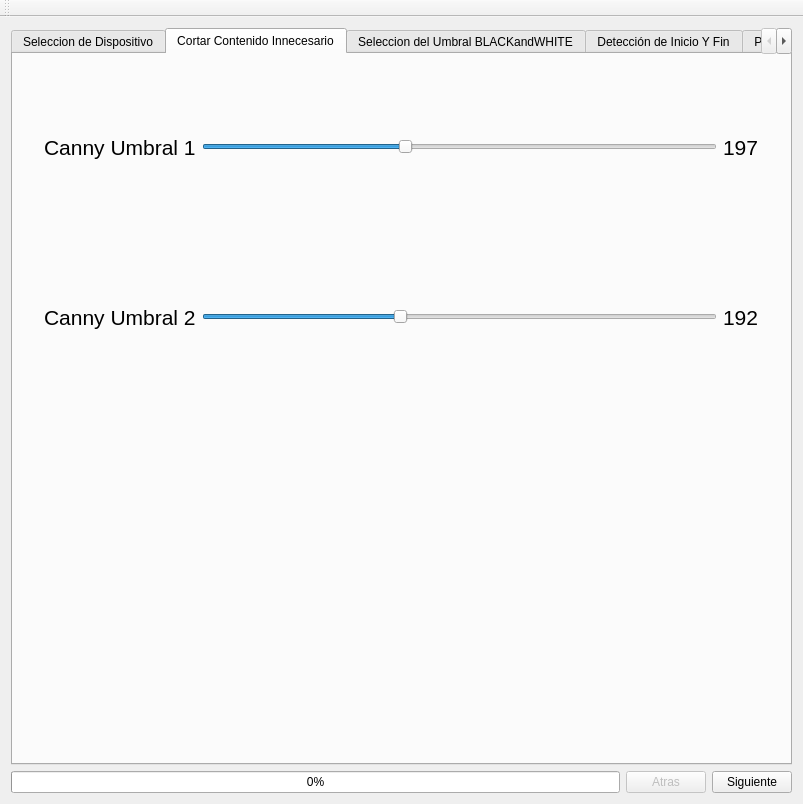
This is ventanaprincipal.ui in dianjuar/ModuloVisionArtifiical_ACO as Qt 5 draws it before an edit. The edited form follows.
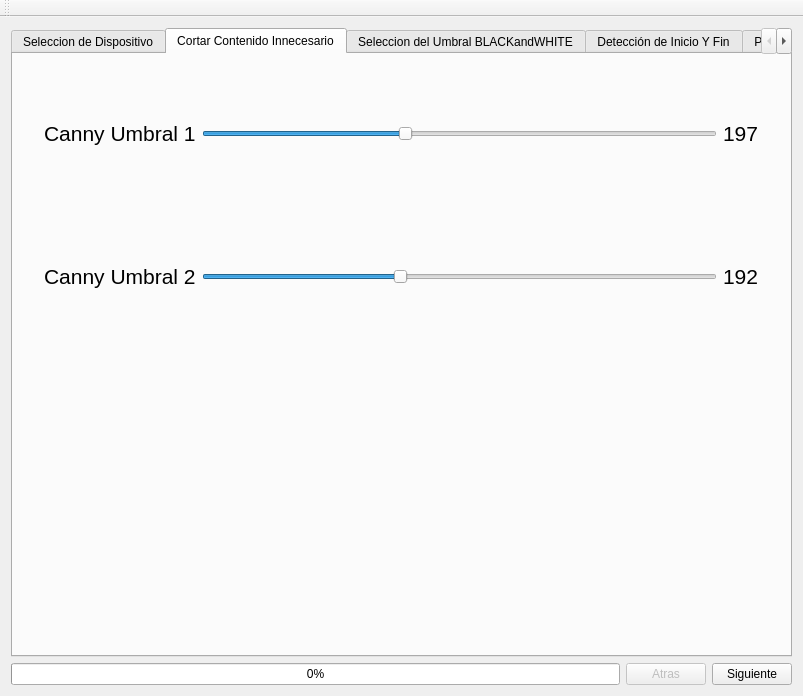
This is the edited form. Icons and pictures are not drawn.

Patch:
```diff
--- a/ventanaprincipal.ui
+++ b/ventanaprincipal.ui
@@ -7,7 +7,7 @@
     <x>0</x>
     <y>0</y>
     <width>803</width>
-    <height>804</height>
+    <height>696</height>
    </rect>
   </property>
   <property name="windowTitle">
@@ -338,6 +338,26 @@
             </property>
            </spacer>
           </item>
+          <item>
+           <widget class="QLabel" name="label_cannyF1">
+            <property name="text">
+             <string/>
+            </property>
+           </widget>
+          </item>
+          <item>
+           <spacer name="horizontalSpacer_20">
+            <property name="orientation">
+             <enum>Qt::Horizontal</enum>
+            </property>
+            <property name="sizeHint" stdset="0">
+             <size>
+              <width>40</width>
+              <height>20</height>
+             </size>
+            </property>
+           </spacer>
+          </item>
          </layout>
         </item>
         <item>
```
Left out of the diff: 3 changed lines with no effect on the pictures.
